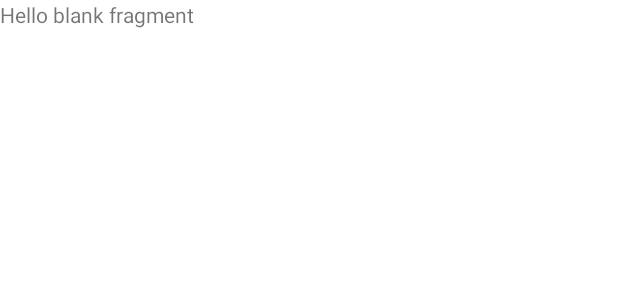
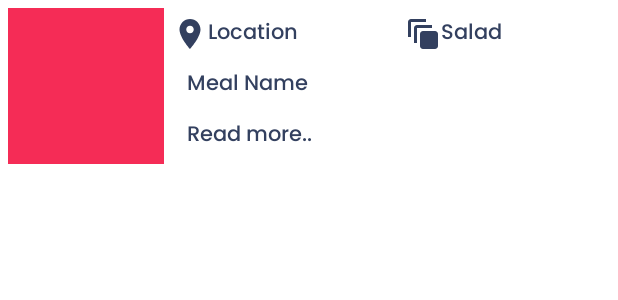
Before and after one commit to SashaWouse/FoodApp, an Android app: the layout fragment_meal_bottom_sheet.xml on its own in the app's theme, with its tools: preview values and no code run, on a phone screen of 412 x 824 dp. Shown: the top 300 px of the screen. Run offline under Robolectric (Android 15) with nearby library versions, the phone set to English and light mode, and no system bars.

Commit message:
Categories, bottom sheet

```diff
--- a/app/src/main/java/com/example/foodapp/fragments/bottomsheet/MealBottomSheetFragment.kt
+++ b/app/src/main/java/com/example/foodapp/fragments/bottomsheet/MealBottomSheetFragment.kt
@@ -5,19 +5,28 @@ import androidx.fragment.app.Fragment
 import android.view.LayoutInflater
 import android.view.View
 import android.view.ViewGroup
+import androidx.lifecycle.Observer
+import com.bumptech.glide.Glide
 import com.example.foodapp.R
+import com.example.foodapp.activities.MainActivity
+import com.example.foodapp.databinding.FragmentMealBottomSheetBinding
+import com.example.foodapp.viewModel.HomeViewModel
 
 // the fragment initialization parameters, e.g. ARG_ITEM_NUMBER
 private const val MEAL_ID = "param1"
 
 class MealBottomSheetFragment : Fragment() {
     private var mealId: String? = null
+    private lateinit var binding: FragmentMealBottomSheetBinding
+    private lateinit var viewModel: HomeViewModel
 
     override fun onCreate(savedInstanceState: Bundle?) {
         super.onCreate(savedInstanceState)
         arguments?.let {
             mealId = it.getString(MEAL_ID)
         }
+
+        viewModel = (activity as MainActivity).viewModel
     }
 
     override fun onCreateView(
@@ -25,8 +34,27 @@ class MealBottomSheetFragment : Fragment() {
         savedInstanceState: Bundle?
     ): View? {
         // Inflate the layout for this fragment
-        return inflater.inflate(R.layout.fragment_meal_bottom_sheet, container, false)
+        binding = FragmentMealBottomSheetBinding.inflate(inflater)
+        return binding.root
     }
+
+    override fun onViewCreated(view: View, savedInstanceState: Bundle?) {
+        super.onViewCreated(view, savedInstanceState)
+
+        mealId?.let { viewModel.getMealById(it) }
+
+        observeBottomSheetMeal()
+    }
+
+    private fun observeBottomSheetMeal() {
+        viewModel.observeBottomSheetMeal().observe(viewLifecycleOwner, Observer { meal->
+            Glide.with(this).load(meal.strMealThumb).into(binding.imgBottomSheet)
+            binding.tvBsLocation.text = meal.strArea
+            binding.tvBsCategory.text = meal.strCategory
+            binding.tvBsMeal.text = meal.strMeal
+        })
+    }
+
 
     companion object {
 
--- a/app/src/main/java/com/example/foodapp/viewModel/HomeViewModel.kt
+++ b/app/src/main/java/com/example/foodapp/viewModel/HomeViewModel.kt
@@ -21,6 +21,7 @@ class HomeViewModel(
     private var popularItemsLiveData = MutableLiveData<List<MealsByCategory>>()
     private var categoriesLiveData = MutableLiveData<List<Category>>()
     private var favouritesMealsLiveData = mealDataBase.mealDao().getAllMeals()
+    private var bottomSheetMealLiveData = MutableLiveData<Meal>()
 
     fun getRandomMeal() {
 
@@ -83,6 +84,22 @@ class HomeViewModel(
         })
     }
 
+    // find meal by id
+    fun getMealById(id: String){
+        RetrofitInstance.api.getMealDetails(id).enqueue(object : Callback<MealList>{
+            override fun onResponse(call: Call<MealList>, response: Response<MealList>) {
+                val meal = response.body()?.meals?.first()
+                meal?.let { meal->
+                    bottomSheetMealLiveData.postValue(meal)
+                }
+            }
+
+            override fun onFailure(call: Call<MealList>, t: Throwable) {
+                Log.d("HomeViewModel", t.message.toString())
+            }
+        })
+    }
+
     // delete favourite meal
     fun deleteMeal(meal:Meal){
         viewModelScope.launch {
@@ -113,4 +130,6 @@ class HomeViewModel(
         return favouritesMealsLiveData
     }
 
+    fun observeBottomSheetMeal():LiveData<Meal> = bottomSheetMealLiveData
+
 }
--- a/app/src/main/res/layout/fragment_meal_bottom_sheet.xml
+++ b/app/src/main/res/layout/fragment_meal_bottom_sheet.xml
@@ -1,14 +1,77 @@
 <?xml version="1.0" encoding="utf-8"?>
-<FrameLayout xmlns:android="http://schemas.android.com/apk/res/android"
+<androidx.constraintlayout.widget.ConstraintLayout xmlns:android="http://schemas.android.com/apk/res/android"
     xmlns:tools="http://schemas.android.com/tools"
     android:layout_width="match_parent"
-    android:layout_height="match_parent"
+    android:layout_height="wrap_content"
+    xmlns:app="http://schemas.android.com/apk/res-auto"
     tools:context=".fragments.bottomsheet.MealBottomSheetFragment">
 
-    <!-- TODO: Update blank fragment layout -->
+    <ImageView
+        android:id="@+id/img_bottom_sheet"
+        android:layout_width="@dimen/_80sdp"
+        android:layout_height="@dimen/_80sdp"
+        app:layout_constraintStart_toStartOf="parent"
+        app:layout_constraintTop_toTopOf="parent"
+        app:layout_constraintBottom_toBottomOf="parent"
+        android:layout_margin="5dp"
+        android:src="@color/accent"
+        android:scaleType="centerCrop"/>
+
+    <LinearLayout
+        android:id="@+id/bottom_sheet_linerLay"
+        android:layout_width="0dp"
+        android:layout_height="wrap_content"
+        android:orientation="horizontal"
+        app:layout_constraintStart_toEndOf="@+id/img_bottom_sheet"
+        app:layout_constraintTop_toTopOf="@+id/img_bottom_sheet"
+        app:layout_constraintEnd_toEndOf="parent"
+        android:layout_margin="5dp">
+
+        <TextView
+            android:id="@+id/tv_bs_location"
+            android:layout_width="wrap_content"
+            android:layout_height="wrap_content"
+            android:text="Location"
+            android:textColor="@color/gray_o"
+            android:fontFamily="@font/myfont"
+            android:drawableStart="@drawable/ic_location"
+            android:drawableTint="@color/gray_o"
+            android:layout_weight="1"/>
+
+        <TextView
+            android:id="@+id/tv_bs_category"
+            android:layout_width="wrap_content"
+            android:layout_height="wrap_content"
+            android:text="Salad"
+            android:textColor="@color/gray_o"
+            android:fontFamily="@font/myfont"
+            android:drawableStart="@drawable/ic_categories"
+            android:drawableTint="@color/gray_o"
+            android:layout_weight="1"/>
+
+    </LinearLayout>
+
     <TextView
-        android:layout_width="match_parent"
-        android:layout_height="match_parent"
-        android:text="@string/hello_blank_fragment" />
+        android:id="@+id/tv_bs_meal"
+        android:layout_width="wrap_content"
+        android:layout_height="wrap_content"
+        android:text="Meal Name"
+        app:layout_constraintStart_toStartOf="@+id/bottom_sheet_linerLay"
+        app:layout_constraintTop_toBottomOf="@+id/bottom_sheet_linerLay"
+        android:layout_margin="10dp"
+        android:textColor="@color/gray_o"
+        android:fontFamily="@font/myfont"/>
 
-</FrameLayout>
+    <TextView
+        android:layout_width="wrap_content"
+        android:layout_height="wrap_content"
+        android:text="Read more.."
+        app:layout_constraintStart_toStartOf="@+id/tv_bs_meal"
+        app:layout_constraintTop_toBottomOf="@+id/tv_bs_meal"
+        android:layout_marginTop="10dp"
+        android:textColor="@color/gray_o"
+        android:fontFamily="@font/myfont"/>
+
+
+
+</androidx.constraintlayout.widget.ConstraintLayout>
```
